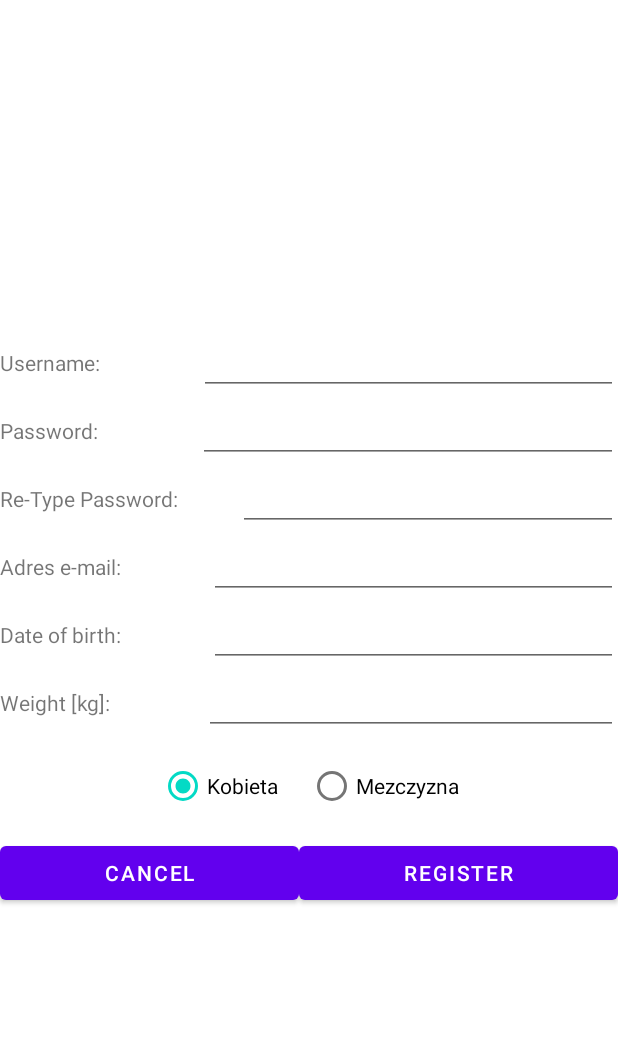
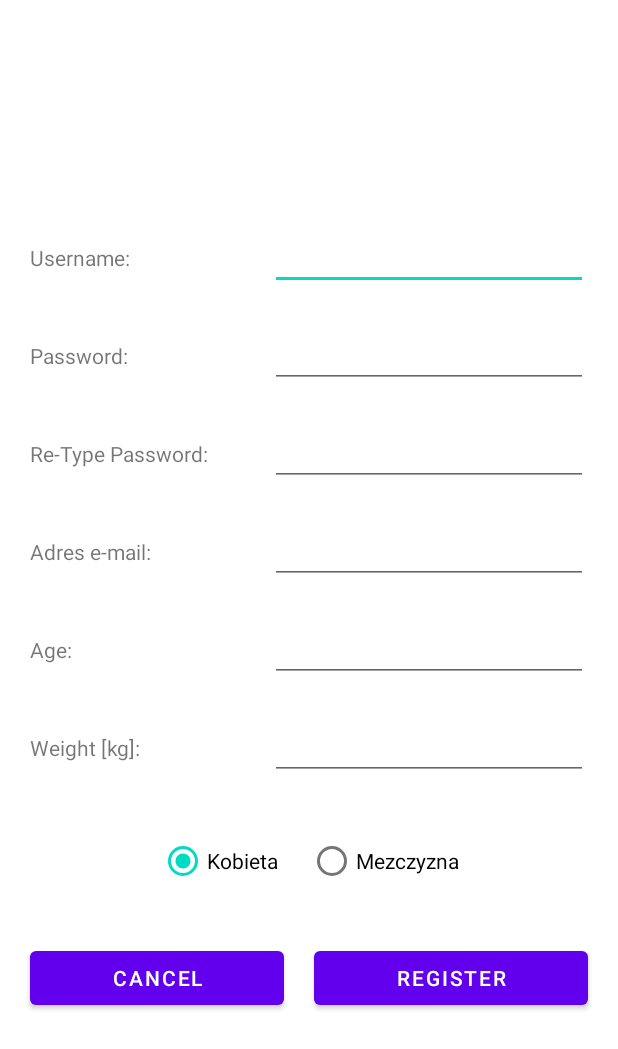
Before and after one commit to MichalDurlak/MyPersonalTrainer, an Android app: the screen it shows after launch (MainActivity before the commit, RegisterActivity after it), after a tap on "REGISTER", on a phone screen of 412 x 824 dp. Shown: the top 1049 px of the screen. Run offline under Robolectric (Android 15) with nearby library versions, the phone set to English and light mode, and no system bars.

Commit message:
Added logo Changed register layout Added activity to Cancel btn

```diff
--- a/app/src/main/java/com/example/mypersonaltrainer/MainActivity.kt
+++ b/app/src/main/java/com/example/mypersonaltrainer/MainActivity.kt
@@ -1,5 +1,6 @@
 package com.example.mypersonaltrainer
 
+import android.content.Intent
 import androidx.appcompat.app.AppCompatActivity
 import android.os.Bundle
 import android.text.TextUtils
@@ -33,7 +34,10 @@ class MainActivity : AppCompatActivity() {
         }
 
     btn_Register.setOnClickListener(){
-setContentView(R.layout.activity_register)
+
+        val intent = Intent(this, RegisterActivity::class.java)
+        startActivity(intent)
+
     }
 
     }
--- a/app/src/main/java/com/example/mypersonaltrainer/RegisterActivity.kt
+++ b/app/src/main/java/com/example/mypersonaltrainer/RegisterActivity.kt
@@ -1,8 +1,12 @@
 package com.example.mypersonaltrainer
 
+import android.content.Intent
 import androidx.appcompat.app.AppCompatActivity
 import android.os.Bundle
 import android.view.View
+import android.view.Window
+import android.view.WindowManager
+import android.widget.Toast
 import kotlinx.android.synthetic.main.activity_main.*
 import kotlinx.android.synthetic.main.activity_main.btn_Register
 import kotlinx.android.synthetic.main.activity_register.*
@@ -10,13 +14,25 @@ import kotlinx.android.synthetic.main.activity_register.*
 class RegisterActivity : AppCompatActivity() {
 
 
+
     override fun onCreate(savedInstanceState: Bundle?) {
+
+        /* Hide status bar */
+        requestWindowFeature(Window.FEATURE_NO_TITLE)
+        window.setFlags(
+            WindowManager.LayoutParams.FLAG_FULLSCREEN,
+            WindowManager.LayoutParams.FLAG_FULLSCREEN)
+
         super.onCreate(savedInstanceState)
         setContentView(R.layout.activity_register)
 
 
+
         btn_RegisterCancel.setOnClickListener(){
-            setContentView(R.layout.activity_main)
+            val intent: Intent = Intent(applicationContext,MainActivity::class.java)
+
+            startActivity(intent)
+
         }
 
     }
--- a/app/src/main/res/layout/activity_main.xml
+++ b/app/src/main/res/layout/activity_main.xml
@@ -10,13 +10,14 @@
     android:orientation="vertical"
     tools:context=".MainActivity">
 
-    <androidx.constraintlayout.utils.widget.ImageFilterView
-        android:id="@+id/imageFilterView"
+
+    <ImageView
+        android:id="@+id/imageView"
         android:layout_width="223dp"
         android:layout_height="267dp"
         android:layout_margin="20dp"
         android:layout_weight="1"
-        tools:srcCompat="@tools:sample/avatars" />
+        app:srcCompat="@drawable/logo" />
 
     <EditText
         android:id="@+id/input_Login"
--- a/app/src/main/res/layout/activity_register.xml
+++ b/app/src/main/res/layout/activity_register.xml
@@ -9,25 +9,28 @@
 
     android:layout_gravity="center"
     android:gravity="center"
+    android:layout_margin="10dp"
     >
 
     <LinearLayout
         android:layout_width="match_parent"
         android:layout_height="match_parent"
-        android:orientation="horizontal">
+        android:orientation="horizontal"
+        android:layout_margin="10dp">
 
         <TextView
             android:id="@+id/txt_RegisterLogin"
-            android:layout_width="wrap_content"
+            android:layout_width="match_parent"
             android:layout_height="wrap_content"
-            android:layout_weight="1"
-            android:text="Username:" />
+            android:layout_weight="2"
+            android:text="Username:"
+            />
 
         <EditText
             android:id="@+id/input_RegisterLogin"
-            android:layout_width="wrap_content"
+            android:layout_width="match_parent"
             android:layout_height="wrap_content"
-            android:layout_weight="1"
+            android:layout_weight="1.5"
             android:ems="10"
             android:inputType="textPersonName" />
     </LinearLayout>
@@ -35,20 +38,21 @@
     <LinearLayout
         android:layout_width="match_parent"
         android:layout_height="match_parent"
-        android:orientation="horizontal">
+        android:orientation="horizontal"
+        android:layout_margin="10dp">
 
         <TextView
-            android:id="@+id/textView2"
-            android:layout_width="wrap_content"
+            android:id="@+id/txt_RegisterPassword"
+            android:layout_width="match_parent"
             android:layout_height="wrap_content"
-            android:layout_weight="1"
+            android:layout_weight="2"
             android:text="Password:" />
 
         <EditText
-            android:id="@+id/editTextTextPassword"
-            android:layout_width="wrap_content"
+            android:id="@+id/input_RegisterPassword"
+            android:layout_width="match_parent"
             android:layout_height="wrap_content"
-            android:layout_weight="1"
+            android:layout_weight="1.5"
             android:ems="10"
             android:inputType="textPassword" />
     </LinearLayout>
@@ -56,20 +60,23 @@
     <LinearLayout
         android:layout_width="match_parent"
         android:layout_height="match_parent"
-        android:orientation="horizontal">
+        android:orientation="horizontal"
+        android:layout_margin="10dp">
 
         <TextView
-            android:id="@+id/textView3"
-            android:layout_width="wrap_content"
+            android:id="@+id/txt_RegisterAgainPassword"
+            android:layout_width="match_parent"
             android:layout_height="wrap_content"
-            android:layout_weight="1"
-            android:text="Re-Type Password:" />
+            android:layout_weight="2"
+            android:text="Re-Type Password:"
+
+            />
 
         <EditText
-            android:id="@+id/editTextTextPassword2"
-            android:layout_width="wrap_content"
+            android:id="@+id/input_RegisterAgainPassword"
+            android:layout_width="match_parent"
             android:layout_height="wrap_content"
-            android:layout_weight="1"
+            android:layout_weight="1.5"
             android:ems="10"
             android:inputType="textPassword" />
 
@@ -78,20 +85,21 @@
     <LinearLayout
         android:layout_width="match_parent"
         android:layout_height="match_parent"
-        android:orientation="horizontal">
+        android:orientation="horizontal"
+        android:layout_margin="10dp">
 
         <TextView
-            android:id="@+id/textView4"
-            android:layout_width="wrap_content"
+            android:id="@+id/txt_RegisterEmail"
+            android:layout_width="match_parent"
             android:layout_height="wrap_content"
-            android:layout_weight="1"
+            android:layout_weight="2"
             android:text="Adres e-mail:" />
 
         <EditText
-            android:id="@+id/editTextTextEmailAddress"
-            android:layout_width="wrap_content"
+            android:id="@+id/input_RegisterEmail"
+            android:layout_width="match_parent"
             android:layout_height="wrap_content"
-            android:layout_weight="1"
+            android:layout_weight="1.5"
             android:ems="10"
             android:inputType="textEmailAddress" />
     </LinearLayout>
@@ -99,41 +107,44 @@
     <LinearLayout
         android:layout_width="match_parent"
         android:layout_height="match_parent"
-        android:orientation="horizontal">
+        android:orientation="horizontal"
+        android:layout_margin="10dp">
 
         <TextView
-            android:id="@+id/textView5"
-            android:layout_width="wrap_content"
+            android:id="@+id/txt_RegisterAge"
+            android:layout_width="match_parent"
             android:layout_height="wrap_content"
-            android:layout_weight="1"
-            android:text="Date of birth:" />
+            android:layout_weight="2"
+            android:text="Age:" />
 
         <EditText
-            android:id="@+id/editTextDate"
-            android:layout_width="wrap_content"
+            android:id="@+id/input_RegisterAge"
+            android:layout_width="match_parent"
             android:layout_height="wrap_content"
-            android:layout_weight="1"
+            android:layout_weight="1.5"
             android:ems="10"
-            android:inputType="date" />
+            android:inputType="number" />
+
     </LinearLayout>
 
     <LinearLayout
         android:layout_width="match_parent"
         android:layout_height="match_parent"
-        android:orientation="horizontal">
+        android:orientation="horizontal"
+        android:layout_margin="10dp">
 
         <TextView
-            android:id="@+id/textView6"
-            android:layout_width="wrap_content"
+            android:id="@+id/txt_RegisterWeight"
+            android:layout_width="match_parent"
             android:layout_height="wrap_content"
-            android:layout_weight="1"
+            android:layout_weight="2"
             android:text="Weight [kg]:" />
 
         <EditText
-            android:id="@+id/editTextNumber"
-            android:layout_width="wrap_content"
+            android:id="@+id/input_RegisterWeight"
+            android:layout_width="match_parent"
             android:layout_height="wrap_content"
-            android:layout_weight="1"
+            android:layout_weight="1.5"
             android:ems="10"
             android:inputType="number" />
     </LinearLayout>
@@ -141,7 +152,8 @@
     <LinearLayout
         android:layout_width="match_parent"
         android:layout_height="match_parent"
-        android:orientation="horizontal">
+        android:orientation="horizontal"
+        android:layout_margin="10dp">
 
         <RadioGroup
             android:layout_width="match_parent"
@@ -171,20 +183,23 @@
     <LinearLayout
         android:layout_width="match_parent"
         android:layout_height="match_parent"
-        android:orientation="horizontal">
+        android:orientation="horizontal"
+        >
 
         <Button
             android:id="@+id/btn_RegisterCancel"
             android:layout_width="wrap_content"
             android:layout_height="wrap_content"
             android:layout_weight="1"
-            android:text="Cancel" />
+            android:text="Cancel"
+            android:layout_margin="10dp"/>
 
         <Button
             android:id="@+id/btn_RegisterRegister"
             android:layout_width="wrap_content"
             android:layout_height="wrap_content"
             android:layout_weight="1"
-            android:text="Register" />
+            android:text="Register"
+            android:layout_margin="10dp"/>
     </LinearLayout>
 </LinearLayout>
```
Also changed, not shown: app/src/main/res/drawable/logo.jpg (added).
